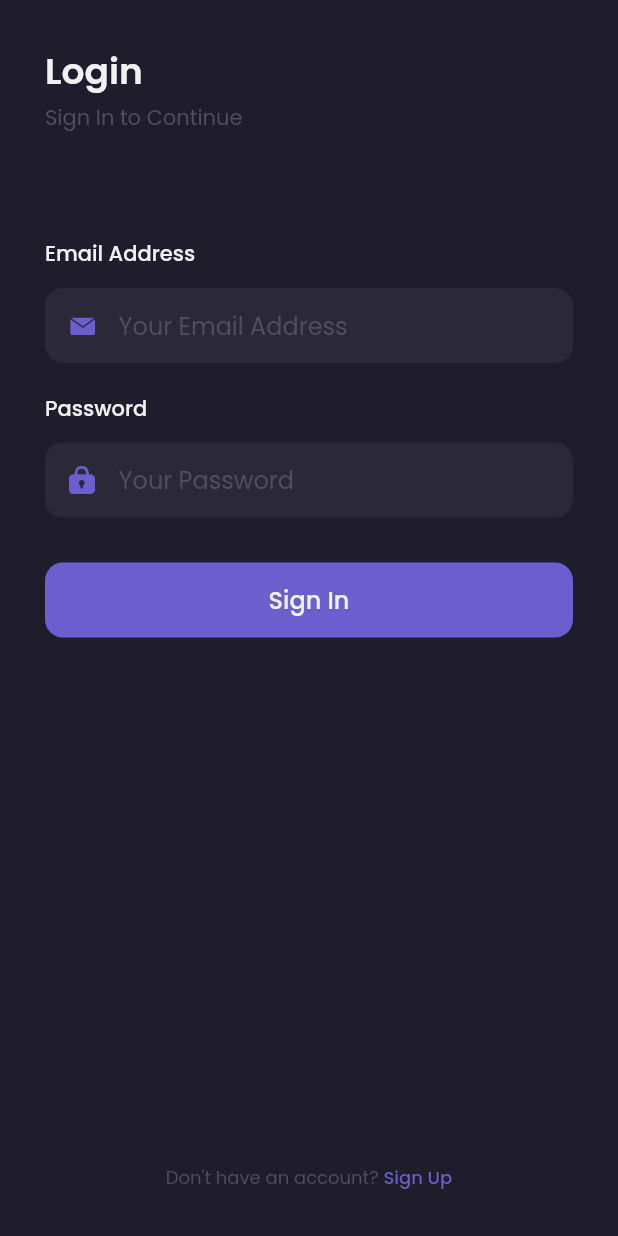
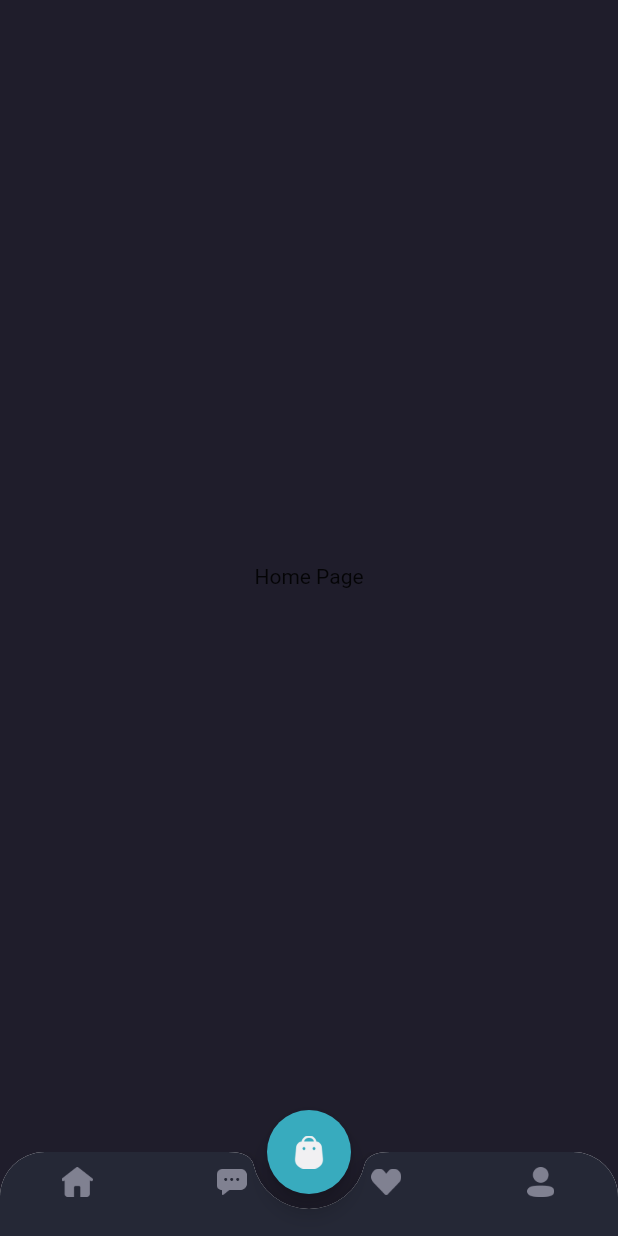
Before and after one commit to achrusdi/flutter-laravel, a Flutter app: the screen it shows after launch, after a tap on "Sign In", on a phone screen of 412 x 824 dp. Run offline on Flutter 3.47's test engine with Material 2 defaults, Android fonts, the phone set to English and light mode, and no system bars; our stand-ins replace google_fonts.

Commit message:
membuat UI Navbar

```diff
--- a/lib/main.dart
+++ b/lib/main.dart
@@ -1,4 +1,5 @@
 import 'package:flutter/material.dart';
+import 'package:laravel_flutter/pages/home/main_page.dart';
 import 'package:laravel_flutter/pages/signin_page.dart';
 import 'package:laravel_flutter/pages/signup_page.dart';
 import 'package:laravel_flutter/pages/splash_page.dart';
@@ -16,6 +17,7 @@ class MyApp extends StatelessWidget {
         '/': (context) => SpalshPage(),
         '/signin': (context) => SigninPage(),
         '/signup': (context) => SignupPage(),
+        '/home': (context) => MainPage(),
       },
     );
   }
--- /dev/null
+++ b/lib/pages/home/home_page.dart
@@ -0,0 +1,10 @@
+import 'package:flutter/material.dart';
+
+class HomePage extends StatelessWidget {
+  @override
+  Widget build(BuildContext context) {
+    return Center(
+      child: Text('Home Page'),
+    );
+  }
+}
--- /dev/null
+++ b/lib/pages/home/main_page.dart
@@ -0,0 +1,64 @@
+import 'package:flutter/material.dart';
+import 'package:laravel_flutter/theme.dart';
+
+class MainPage extends StatelessWidget {
+  @override
+  Widget build(BuildContext context) {
+    Widget cartButton() {
+      return FloatingActionButton(
+        backgroundColor: secondaryColor,
+        onPressed: () {},
+        child: Image.asset('assets/Cart_Icon.png', width: 20),
+      );
+    }
+
+    Widget customButtonNav() {
+      return ClipRRect(
+        borderRadius: BorderRadius.vertical(top: Radius.circular(30)),
+        child: BottomAppBar(
+          shape: CircularNotchedRectangle(),
+          notchMargin: 10,
+          clipBehavior: Clip.antiAlias,
+          child: BottomNavigationBar(
+              type: BottomNavigationBarType.fixed,
+              backgroundColor: backgroundColor4,
+              items: [
+                BottomNavigationBarItem(
+                  icon: Image.asset(
+                    'assets/Home_Icon.png',
+                    width: 21,
+                  ),
+                  label: '',
+                ),
+                BottomNavigationBarItem(
+                    icon: Image.asset(
+                      'assets/Chat_Icon.png',
+                      width: 20,
+                    ),
+                    label: ''),
+                BottomNavigationBarItem(
+                    icon: Image.asset(
+                      'assets/Favorite_Icon.png',
+                      width: 20,
+                    ),
+                    label: ''),
+                BottomNavigationBarItem(
+                    icon: Image.asset(
+                      'assets/Profile_Icon.png',
+                      width: 18,
+                    ),
+                    label: ''),
+              ]),
+        ),
+      );
+    }
+
+    return Scaffold(
+      backgroundColor: backgroundColor1,
+      floatingActionButton: cartButton(),
+      floatingActionButtonLocation: FloatingActionButtonLocation.centerDocked,
+      bottomNavigationBar: customButtonNav(),
+      body: Center(child: Text('Home Page')),
+    );
+  }
+}
--- a/lib/pages/signin_page.dart
+++ b/lib/pages/signin_page.dart
@@ -112,7 +112,9 @@ class SigninPage extends StatelessWidget {
         width: double.infinity,
         margin: EdgeInsets.only(top: 30),
         child: TextButton(
-          onPressed: () {},
+          onPressed: () {
+            Navigator.pushNamed(context, '/home');
+          },
           style: TextButton.styleFrom(
               backgroundColor: primaryColor,
               shape: RoundedRectangleBorder(
--- a/lib/theme.dart
+++ b/lib/theme.dart
@@ -10,6 +10,7 @@ Color priceColor = Color(0xFF2C96F1);
 Color backgroundColor1 = Color(0xFF1F1D2B);
 Color backgroundColor2 = Color(0xFF2B2937);
 Color backgroundColor3 = Color(0xFF242231);
+Color backgroundColor4 = Color(0xFF252836);
 Color primaryTextColor = Color(0xFFF1F0F2);
 Color secondaryTextColor = Color(0xFF999999);
 Color subtitleColor = Color(0xFF504F5E);
```
Also changed, not shown: lib/pages/home/home.dart (deleted).
